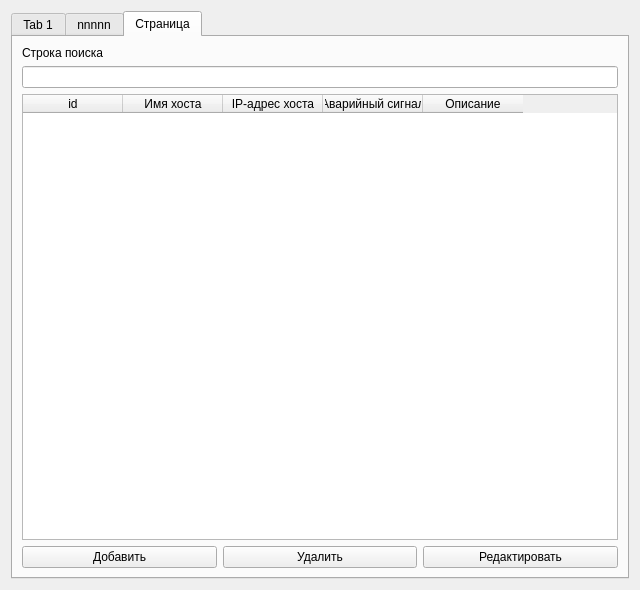
aleksey88bsuir/Network_monitoring, file ui/edit_and_view_window.ui: the form before one commit.
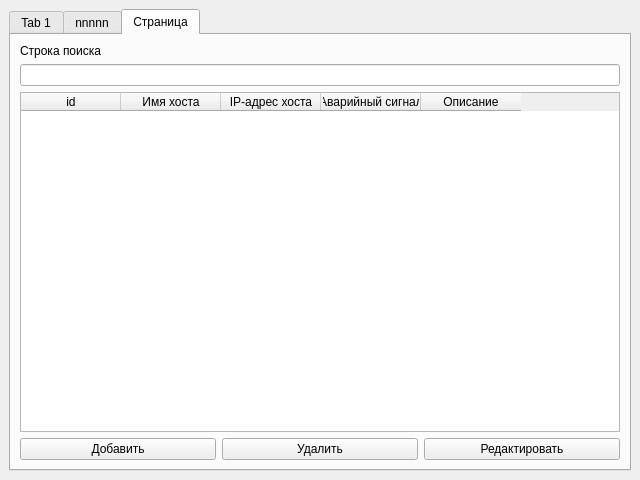
The form after the commit.

Commit message: Переделал окно  edit_and_view под MainWindow. Добавил окно с отрисовкой графика

The edit to the form file:
```diff
--- a/ui/edit_and_view_window.ui
+++ b/ui/edit_and_view_window.ui
@@ -1,25 +1,26 @@
 <?xml version="1.0" encoding="UTF-8"?>
 <ui version="4.0">
- <class>Dialog</class>
- <widget class="QDialog" name="Dialog">
+ <class>MainWindow</class>
+ <widget class="QMainWindow" name="MainWindow">
   <property name="geometry">
    <rect>
     <x>0</x>
     <y>0</y>
     <width>640</width>
-    <height>590</height>
+    <height>480</height>
    </rect>
   </property>
-  <property name="sizePolicy">
-   <sizepolicy hsizetype="Expanding" vsizetype="Expanding">
-    <horstretch>0</horstretch>
-    <verstretch>0</verstretch>
-   </sizepolicy>
-  </property>
   <property name="windowTitle">
    <string>Dialog</string>
   </property>
-  <layout class="QVBoxLayout" name="verticalLayout_7">
+  <widget class="QWidget" name="centralwidget">
+   <property name="sizePolicy">
+    <sizepolicy hsizetype="Expanding" vsizetype="Expanding">
+     <horstretch>0</horstretch>
+     <verstretch>0</verstretch>
+    </sizepolicy>
+   </property>
+   <layout class="QVBoxLayout" name="verticalLayout_2">
    <item>
     <widget class="QTabWidget" name="tabWidget">
      <property name="sizePolicy">
@@ -300,6 +301,7 @@
     </widget>
    </item>
   </layout>
+  </widget>
  </widget>
  <resources/>
  <connections/>
```
Left out of the diff: 2 changed lines with no effect on the pictures. Lines whose indentation alone changed are shown as unchanged. The commit also changes 6 other files.
